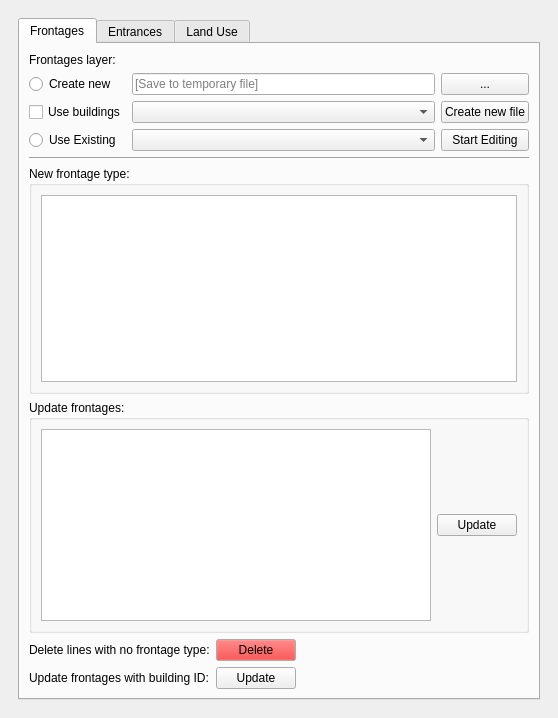
Before: the Qt Designer form UrbanDataInput/urban_data_input_dockwidget_base.ui in spacesyntax/UrbanDataInputTool, drawn with Qt 5.
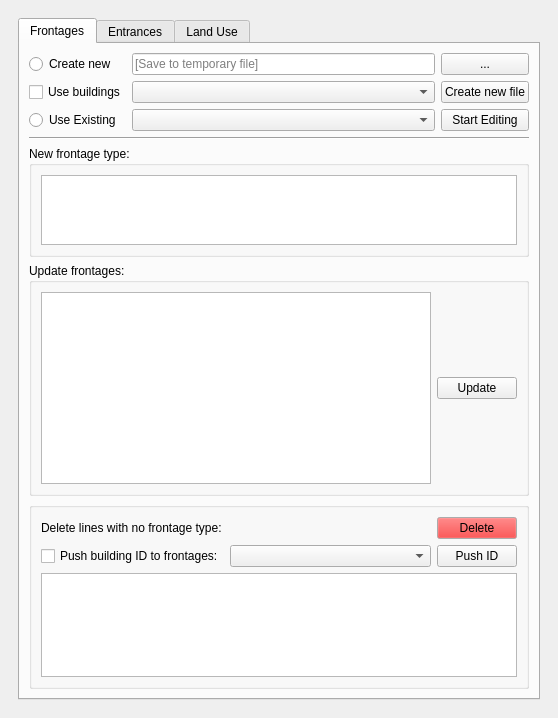
After: the same form once the commit is applied.

```diff
--- a/UrbanDataInput/urban_data_input_dockwidget_base.ui
+++ b/UrbanDataInput/urban_data_input_dockwidget_base.ui
@@ -30,7 +30,7 @@
           <layout class="QVBoxLayout" name="verticalLayout_2">
            <item>
             <layout class="QGridLayout" name="gridLayout_3">
-             <item row="1" column="0">
+             <item row="0" column="0">
               <widget class="QRadioButton" name="createNewradioButton">
                <property name="sizePolicy">
                 <sizepolicy hsizetype="Maximum" vsizetype="Fixed">
@@ -43,21 +43,14 @@
                </property>
               </widget>
              </item>
-             <item row="1" column="1">
+             <item row="0" column="1">
               <widget class="QLineEdit" name="lineEditFrontages">
                <property name="placeholderText">
                 <string>[Save to temporary file]</string>
                </property>
               </widget>
              </item>
-             <item row="0" column="0">
-              <widget class="QLabel" name="label_5">
-               <property name="text">
-                <string>Frontages layer:</string>
-               </property>
-              </widget>
-             </item>
-             <item row="2" column="0">
+             <item row="1" column="0">
               <widget class="QCheckBox" name="createNewFileCheckBox">
                <property name="sizePolicy">
                 <sizepolicy hsizetype="Maximum" vsizetype="Fixed">
@@ -79,10 +72,10 @@
                </property>
               </widget>
              </item>
-             <item row="2" column="1">
+             <item row="1" column="1">
               <widget class="QComboBox" name="selectLUCombo"/>
              </item>
-             <item row="3" column="0">
+             <item row="2" column="0">
               <widget class="QRadioButton" name="existingradioButton">
                <property name="sizePolicy">
                 <sizepolicy hsizetype="Maximum" vsizetype="Fixed">
@@ -95,7 +88,7 @@
                </property>
               </widget>
              </item>
-             <item row="1" column="2">
+             <item row="0" column="2">
               <widget class="QPushButton" name="pushButtonSelectLocation">
                <property name="sizePolicy">
                 <sizepolicy hsizetype="Minimum" vsizetype="Fixed">
@@ -114,10 +107,10 @@
                </property>
               </widget>
              </item>
-             <item row="3" column="1">
+             <item row="2" column="1">
               <widget class="QComboBox" name="useExistingcomboBox"/>
              </item>
-             <item row="2" column="2">
+             <item row="1" column="2">
               <widget class="QPushButton" name="pushButtonNewFile">
                <property name="sizePolicy">
                 <sizepolicy hsizetype="Maximum" vsizetype="Fixed">
@@ -130,7 +123,7 @@
                </property>
               </widget>
              </item>
-             <item row="3" column="2">
+             <item row="2" column="2">
               <widget class="QPushButton" name="startEditingpushButton">
                <property name="text">
                 <string>Start Editing</string>
@@ -232,21 +225,28 @@
             </widget>
            </item>
            <item>
+            <widget class="QGroupBox" name="">
+             <property name="title">
+              <string/>
+             </property>
             <layout class="QGridLayout" name="gridLayout_2">
-             <item row="1" column="0">
-              <widget class="QLabel" name="label_6">
+              <item row="2" column="1">
+               <widget class="QComboBox" name="pushIDcomboBox"/>
+              </item>
+              <item row="2" column="2">
+               <widget class="QPushButton" name="updateIDPushButton">
                <property name="sizePolicy">
-                <sizepolicy hsizetype="Maximum" vsizetype="Maximum">
+                 <sizepolicy hsizetype="Maximum" vsizetype="Fixed">
                  <horstretch>0</horstretch>
                  <verstretch>0</verstretch>
                 </sizepolicy>
                </property>
                <property name="text">
-                <string>Update frontages with building ID:</string>
+                 <string>Push ID</string>
                </property>
               </widget>
              </item>
-             <item row="0" column="1">
+              <item row="0" column="2">
               <widget class="QPushButton" name="deletePushButton">
                <property name="sizePolicy">
                 <sizepolicy hsizetype="Maximum" vsizetype="Fixed">
@@ -339,33 +339,31 @@
                </property>
               </widget>
              </item>
-             <item row="0" column="2">
-              <spacer name="horizontalSpacer">
+              <item row="1" column="0">
+               <spacer name="verticalSpacer_2">
                <property name="orientation">
-                <enum>Qt::Horizontal</enum>
+                 <enum>Qt::Vertical</enum>
                </property>
                <property name="sizeHint" stdset="0">
                 <size>
-                 <width>40</width>
-                 <height>20</height>
+                  <width>20</width>
+                  <height>40</height>
                 </size>
                </property>
               </spacer>
              </item>
-             <item row="1" column="1">
-              <widget class="QPushButton" name="updateIDPushButton">
-               <property name="sizePolicy">
-                <sizepolicy hsizetype="Maximum" vsizetype="Fixed">
-                 <horstretch>0</horstretch>
-                 <verstretch>0</verstretch>
-                </sizepolicy>
-               </property>
+              <item row="2" column="0">
+               <widget class="QCheckBox" name="pushIDcheckBox">
                <property name="text">
-                <string>Update</string>
+                 <string>Push building ID to frontages:</string>
                </property>
               </widget>
              </item>
-            </layout>
+              <item row="3" column="0" colspan="3">
+               <widget class="QListWidget" name="pushIDlistWidget"/>
+              </item>
+             </layout>
+            </widget>
            </item>
           </layout>
          </widget>
```
Lines whose indentation alone changed are shown as unchanged.
